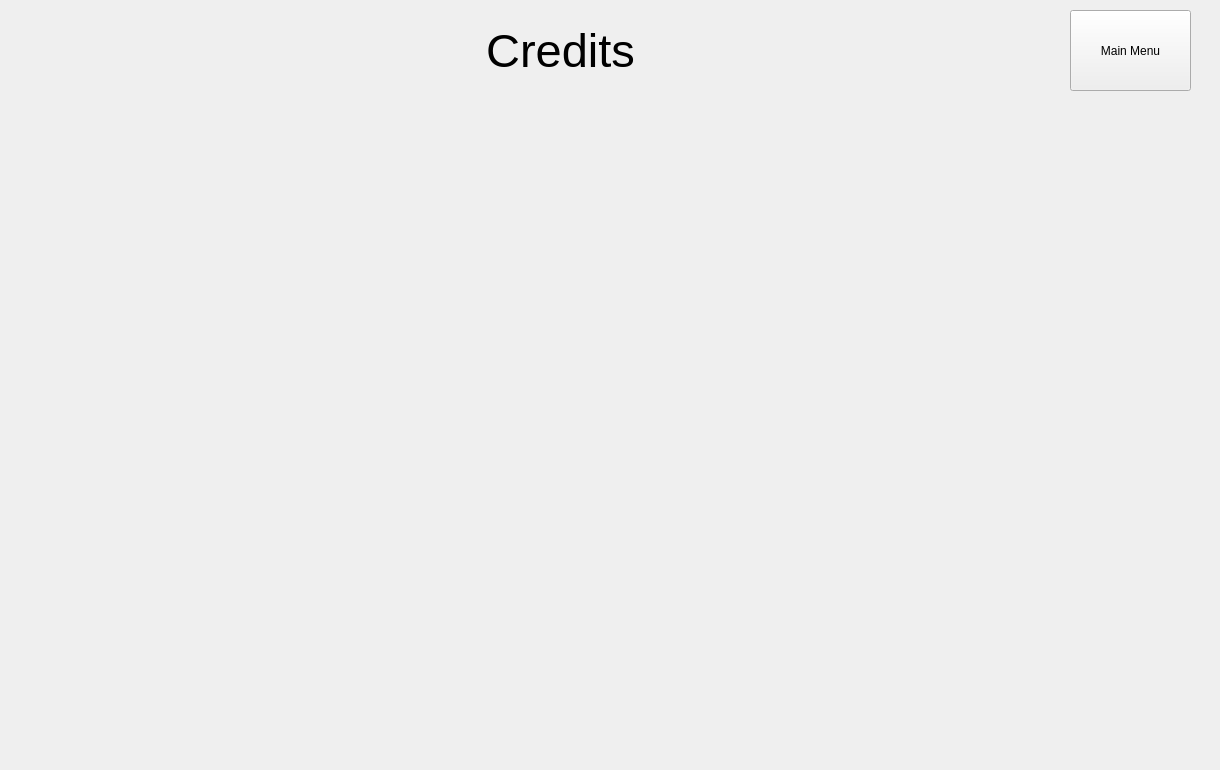
frogstarbop/BatchOps, file credits.ui: the form before one commit.
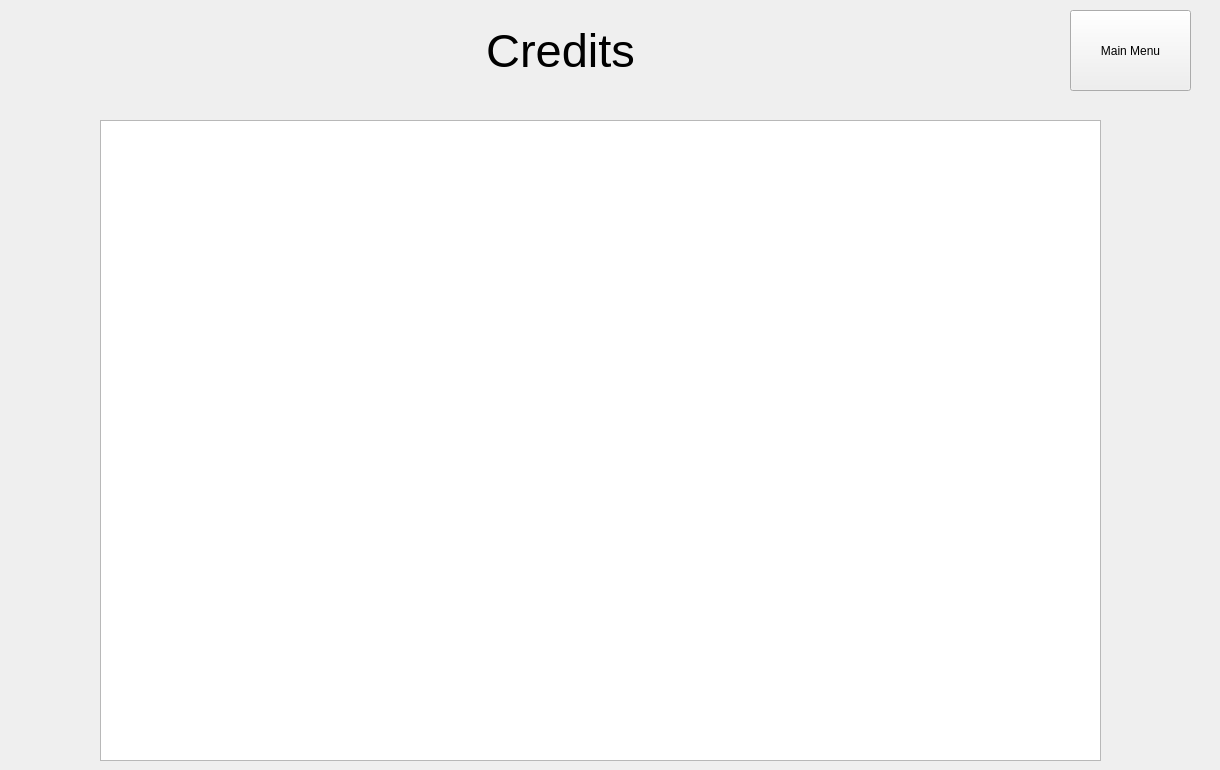
The form after the commit. Icons and pictures are not drawn.

Commit message: forgot to commit the textbrowser

What changed in the file:
```diff
--- a/credits.ui
+++ b/credits.ui
@@ -66,6 +66,16 @@
     <string>Main Menu</string>
    </property>
   </widget>
+  <widget class="QTextBrowser" name="textBrowser">
+   <property name="geometry">
+    <rect>
+     <x>100</x>
+     <y>120</y>
+     <width>1001</width>
+     <height>641</height>
+    </rect>
+   </property>
+  </widget>
  </widget>
  <resources/>
  <connections/>
```
